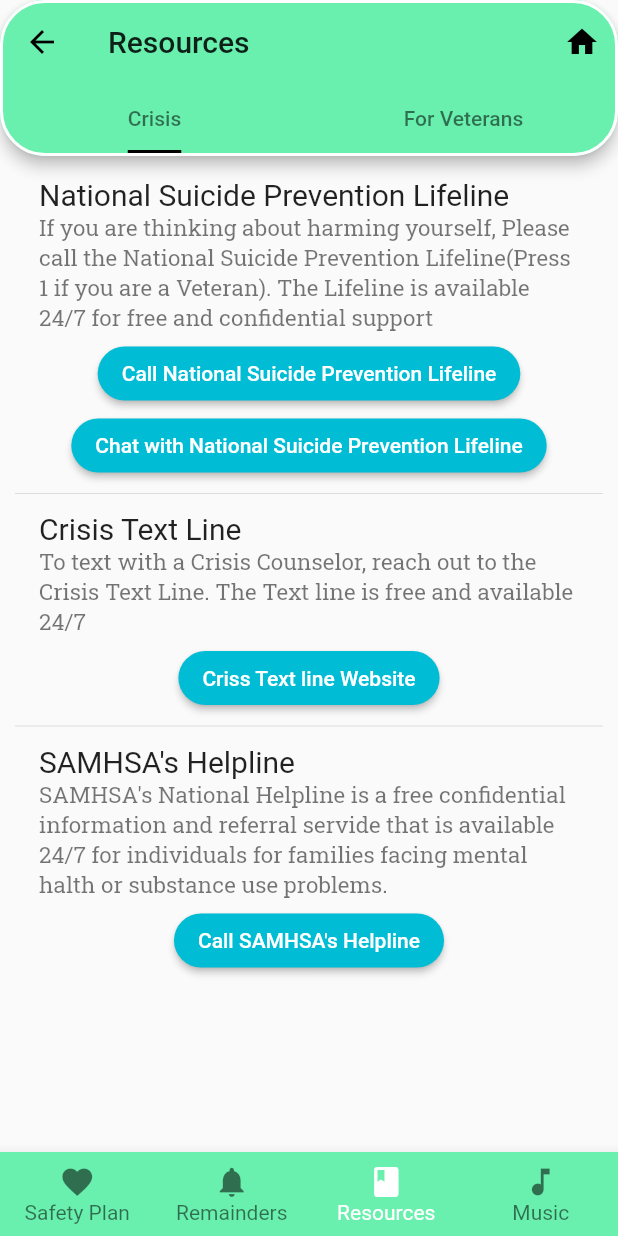
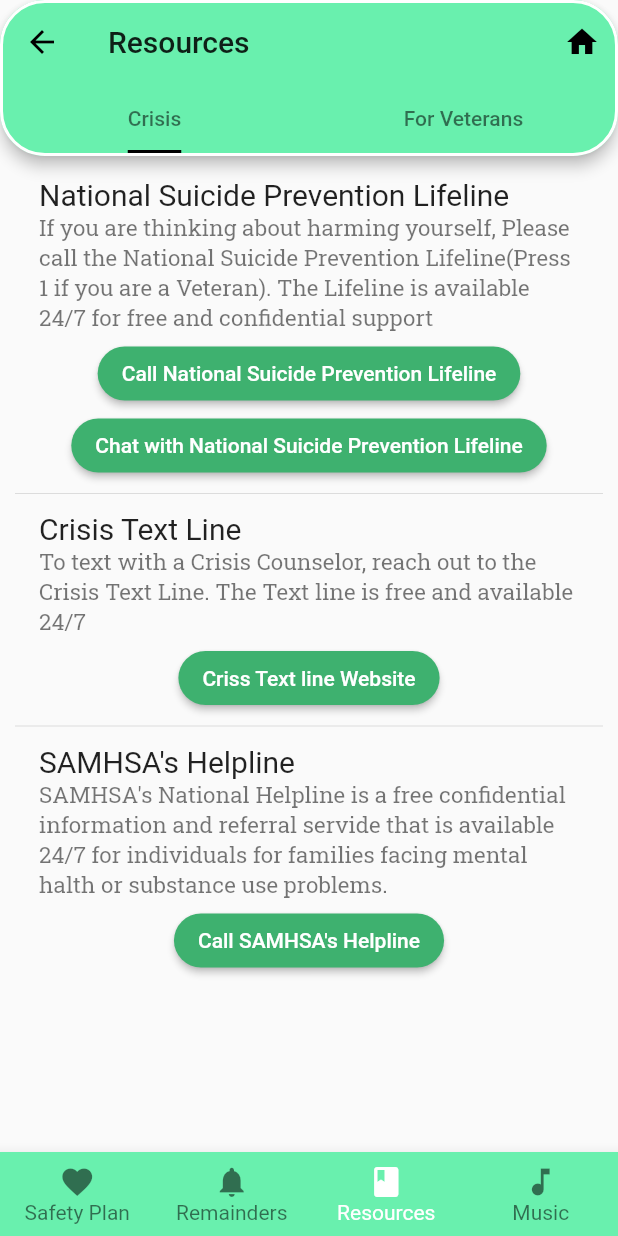
Before and after one commit to Kurama-tech/safety-ui, a Flutter app: the Resources screen opened by its route, on a phone screen of 412 x 824 dp. Run offline on Flutter 3.47's test engine with Material 2 defaults, Android fonts, the phone set to English and light mode, and no system bars; our stand-ins replace date_format, flare_flutter, flutter_local_notifications, flutter_native_timezone, flutter_speed_dial, google_fonts and 4 more; accounts and stored records are empty; statements that could not run were skipped.

Commit message:
added splash and fixes

```diff
--- a/lib/main.dart
+++ b/lib/main.dart
@@ -62,6 +62,7 @@
     return Provider<GlobalBloc>.value(
         value: globalBloc,
         child: MaterialApp(
+            debugShowCheckedModeBanner: false,
             home: SplashScreen(),
             initialRoute: '/',
             routes: {
--- a/lib/new_entry/new_entry.dart
+++ b/lib/new_entry/new_entry.dart
@@ -530,7 +530,7 @@
       child: Column(
         children: <Widget>[
           Container(
-            width: 85,
+            width: 75,
             decoration: BoxDecoration(
               borderRadius: BorderRadius.circular(10),
               color: isSelected ? Color(0xFF3EB16F) : Colors.white,
@@ -540,7 +540,7 @@
                 padding: EdgeInsets.only(top: 14.0),
                 child: Icon(
                   IconData(iconValue, fontFamily: "Ic"),
-                  size: 75,
+                  size: 65,
                   color: isSelected ? Colors.white : Color(0xFF3EB16F),
                 ),
               ),
@@ -549,7 +549,7 @@
           Padding(
             padding: EdgeInsets.only(top: 8.0),
             child: Container(
-              width: 80,
+              width: 70,
               height: 30,
               decoration: BoxDecoration(
                 color: isSelected ? Color(0xFF3EB16F) : Colors.transparent,
--- a/lib/success_screen/success_screen.dart
+++ b/lib/success_screen/success_screen.dart
@@ -15,10 +15,7 @@
     Timer(
       Duration(milliseconds: 2200),
       () {
-        Navigator.popUntil(
-          context,
-          ModalRoute.withName('/'),
-        );
+        Navigator.of(context).popUntil((route) => route.isFirst);
       },
     );
   }
--- a/lib/view/Appointments_entry.dart
+++ b/lib/view/Appointments_entry.dart
@@ -112,7 +112,7 @@
     return Scaffold(
       key: _scaffoldKey,
       resizeToAvoidBottomInset: false,
-      backgroundColor: Color(0xFFF6F8FC),
+      backgroundColor: Colors.white,
       appBar: AppBar(
         backgroundColor: Colors.white,
         iconTheme: IconThemeData(
--- a/lib/view/musicView.dart
+++ b/lib/view/musicView.dart
@@ -51,10 +51,7 @@
           IconButton(
               icon: Icon(Icons.home),
               onPressed: () {
-                Navigator.popUntil(
-                  context,
-                  ModalRoute.withName('/'),
-                );
+                Navigator.of(context).popUntil((route) => route.isFirst);
               })
         ],
         shape: RoundedRectangleBorder(
--- a/lib/view/planningDetail.dart
+++ b/lib/view/planningDetail.dart
@@ -112,11 +112,10 @@
     if (dataProvider.noData) {
       return Column(
         mainAxisAlignment: MainAxisAlignment.center,
-        crossAxisAlignment: CrossAxisAlignment.start,
         children: [
           Align(
               alignment: Alignment.center,
-              child: Image.asset("assets/images/3009286-ai.png")),
+              child: Image.asset("assets/images/3009286-ai.png", height: 300, width: 300,)),
           Align(
             alignment: Alignment.bottomCenter,
             child: ElevatedButton(
@@ -320,7 +319,9 @@
 
     return showDialog<String>(
       context: context,
+      barrierDismissible: false,
       builder: (BuildContext context) => AlertDialog(
+        scrollable: true,
         title: Text(addorEdit + title),
         content: SingleChildScrollView(
             child: Form(
--- a/lib/view/remindersView.dart
+++ b/lib/view/remindersView.dart
@@ -30,10 +30,7 @@
           IconButton(
               icon: Icon(Icons.home),
               onPressed: () {
-                Navigator.popUntil(
-                  context,
-                  ModalRoute.withName('/'),
-                );
+                Navigator.of(context).popUntil((route) => route.isFirst);
               })
         ],
         shape: RoundedRectangleBorder(
--- a/lib/view/resourcesView.dart
+++ b/lib/view/resourcesView.dart
@@ -29,10 +29,7 @@
           IconButton(
               icon: Icon(Icons.home),
               onPressed: () {
-                Navigator.popUntil(
-                  context,
-                  ModalRoute.withName('/'),
-                );
+                Navigator.of(context).popUntil((route) => route.isFirst);
               })
         ],
         shape: RoundedRectangleBorder(
@@ -73,7 +70,7 @@
                 ),
                 ElevatedButton(
                   style: ButtonStyle(
-                      backgroundColor: MaterialStateProperty.all(Colors.cyan),
+                      backgroundColor: MaterialStateProperty.all(Color(0xFF3EB16F)),
                       shape: MaterialStateProperty.all<RoundedRectangleBorder>(
                           RoundedRectangleBorder(
                               borderRadius: BorderRadius.circular(18)))),
@@ -84,7 +81,7 @@
                 ),
                 ElevatedButton(
                   style: ButtonStyle(
-                      backgroundColor: MaterialStateProperty.all(Colors.cyan),
+                      backgroundColor: MaterialStateProperty.all(Color(0xFF3EB16F)),
                       shape: MaterialStateProperty.all<RoundedRectangleBorder>(
                           RoundedRectangleBorder(
                               borderRadius: BorderRadius.circular(18)))),
@@ -110,7 +107,7 @@
                     ElevatedButton(
                       style: ButtonStyle(
                           backgroundColor:
-                              MaterialStateProperty.all(Colors.cyan),
+                              MaterialStateProperty.all(Color(0xFF3EB16F)),
                           shape:
                               MaterialStateProperty.all<RoundedRectangleBorder>(
                                   RoundedRectangleBorder(
@@ -138,7 +135,7 @@
                     ElevatedButton(
                       style: ButtonStyle(
                           backgroundColor:
-                              MaterialStateProperty.all(Colors.cyan),
+                              MaterialStateProperty.all(Color(0xFF3EB16F)),
                           shape:
                               MaterialStateProperty.all<RoundedRectangleBorder>(
                                   RoundedRectangleBorder(
@@ -172,7 +169,7 @@
                 ),
                 ElevatedButton(
                   style: ButtonStyle(
-                      backgroundColor: MaterialStateProperty.all(Colors.cyan),
+                      backgroundColor: MaterialStateProperty.all(Color(0xFF3EB16F)),
                       shape: MaterialStateProperty.all<RoundedRectangleBorder>(
                           RoundedRectangleBorder(
                               borderRadius: BorderRadius.circular(18)))),
@@ -197,7 +194,7 @@
                     ElevatedButton(
                       style: ButtonStyle(
                           backgroundColor:
-                              MaterialStateProperty.all(Colors.cyan),
+                              MaterialStateProperty.all(Color(0xFF3EB16F)),
                           shape:
                               MaterialStateProperty.all<RoundedRectangleBorder>(
                                   RoundedRectangleBorder(
@@ -225,7 +222,7 @@
                     ElevatedButton(
                       style: ButtonStyle(
                           backgroundColor:
-                              MaterialStateProperty.all(Colors.cyan),
+                              MaterialStateProperty.all(Color(0xFF3EB16F)),
                           shape:
                               MaterialStateProperty.all<RoundedRectangleBorder>(
                                   RoundedRectangleBorder(
@@ -239,7 +236,7 @@
                     ElevatedButton(
                       style: ButtonStyle(
                           backgroundColor:
-                              MaterialStateProperty.all(Colors.cyan),
+                              MaterialStateProperty.all(Color(0xFF3EB16F)),
                           shape:
                               MaterialStateProperty.all<RoundedRectangleBorder>(
                                   RoundedRectangleBorder(
@@ -267,7 +264,7 @@
                     ElevatedButton(
                       style: ButtonStyle(
                           backgroundColor:
-                              MaterialStateProperty.all(Colors.cyan),
+                              MaterialStateProperty.all(Color(0xFF3EB16F)),
                           shape:
                               MaterialStateProperty.all<RoundedRectangleBorder>(
                                   RoundedRectangleBorder(
@@ -281,7 +278,7 @@
                      ElevatedButton(
                       style: ButtonStyle(
                           backgroundColor:
-                              MaterialStateProperty.all(Colors.cyan),
+                              MaterialStateProperty.all(Color(0xFF3EB16F)),
                           shape:
                               MaterialStateProperty.all<RoundedRectangleBorder>(
                                   RoundedRectangleBorder(
--- a/lib/view/safetyPlanView.dart
+++ b/lib/view/safetyPlanView.dart
@@ -85,10 +85,7 @@
           IconButton(
               icon: Icon(Icons.home),
               onPressed: () {
-                Navigator.popUntil(
-                  context,
-                  ModalRoute.withName('/'),
-                );
+                Navigator.of(context).popUntil((route) => route.isFirst);
               })
         ],
         shape: RoundedRectangleBorder(
--- a/pubspec.yaml
+++ b/pubspec.yaml
@@ -57,6 +57,7 @@
   android: "launcher_icon"
   ios: true
   image_path: "assets/images/appicon.png"
+  image_path_ios: "assets/images/qwer.png"
 
 # For information on the generic Dart part of this file, see the
 # following page: https://dart.dev/tools/pub/pubspec
```
Also changed, not shown: lib/medicine_details/medicine_details.dart (+2 -5 lines), assets/images/appicon_ios.png (added), assets/images/qwer.png (added), pubspec.lock, 21 other files.
